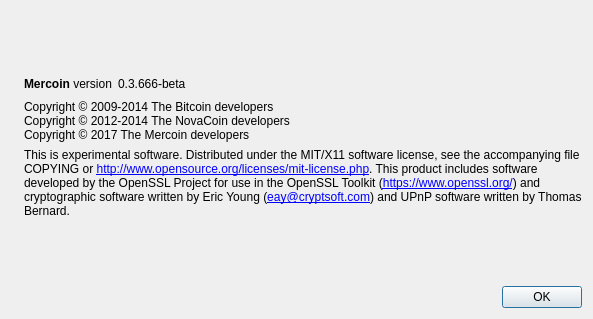
MERCOINMRN/Mercoin, file src/qt/forms/aboutdialog.ui: the form before one commit.
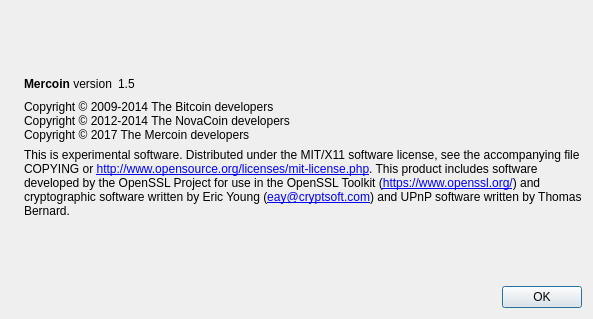
The form after the commit. Icons and pictures are not drawn.

```diff
--- a/src/qt/forms/aboutdialog.ui
+++ b/src/qt/forms/aboutdialog.ui
@@ -63,7 +63,7 @@
           <cursorShape>IBeamCursor</cursorShape>
          </property>
          <property name="text">
-          <string notr="true">0.3.666-beta</string>
+          <string notr="true">1.5</string>
          </property>
          <property name="textInteractionFlags">
           <set>Qt::LinksAccessibleByMouse|Qt::TextSelectableByKeyboard|Qt::TextSelectableByMouse</set>
```
